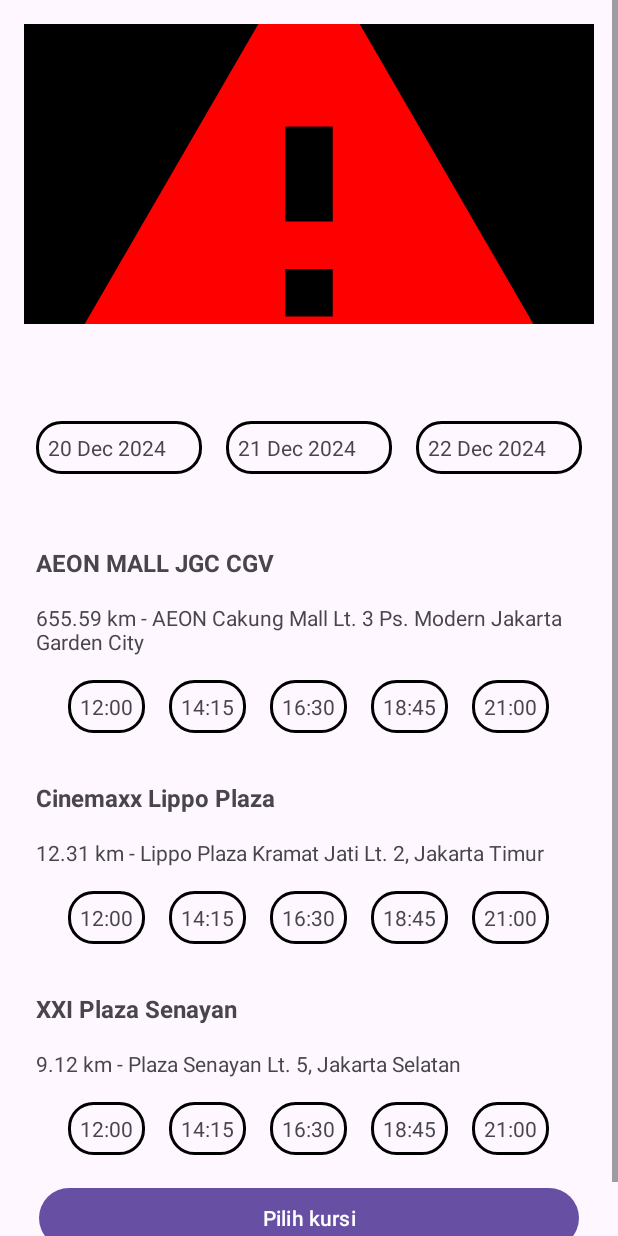
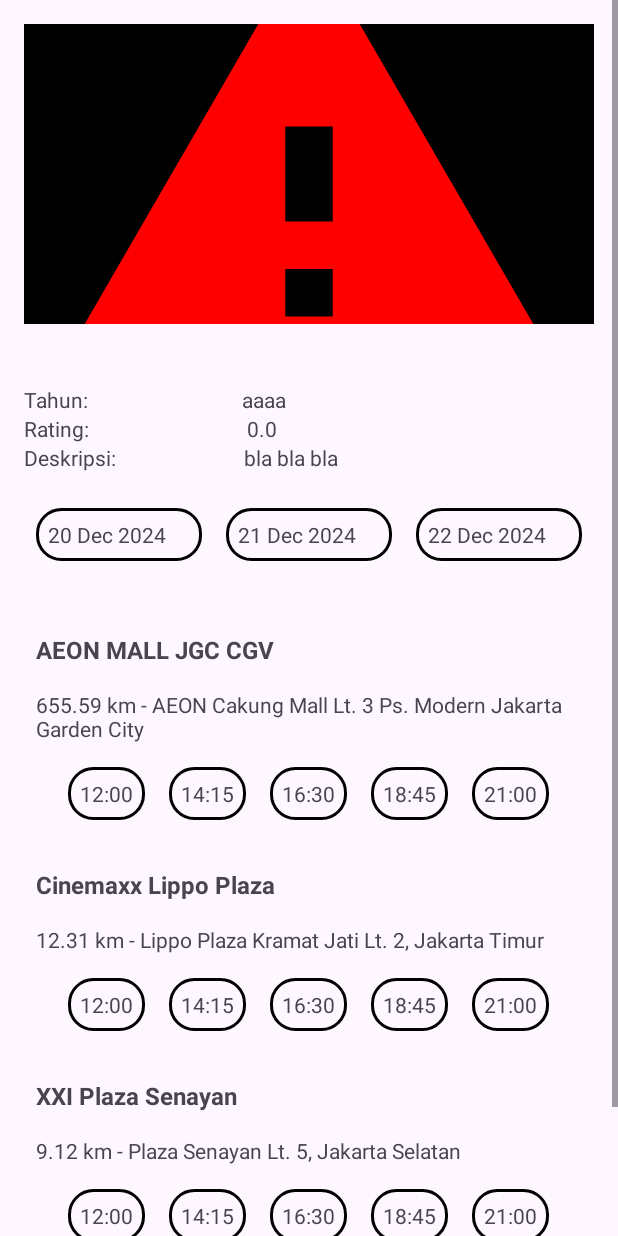
Before and after one commit to kentjanuar/ProjekAkhirPaba, an Android app: the detailFilm screen opened directly, with no data from a screen before it, on a phone screen of 412 x 824 dp. Run offline under Robolectric (Android 15) with nearby library versions, the phone set to English and light mode, and no system bars; 1 statement that could not run was skipped.

```diff
--- a/app/src/main/java/com/implisit/projekakhirpaba/history.kt
+++ b/app/src/main/java/com/implisit/projekakhirpaba/history.kt
@@ -73,12 +73,15 @@ class history : Fragment() {
             .addOnSuccessListener { result ->
                 arTiket.clear()
                 for (document in result) {
+                    val seatNumbers = document.get("seatNumber") as? List<String> ?: emptyList()
+                    val seatNumbersString = seatNumbers.joinToString(", ")
+
                     val ticket = tiket(
                         judul = document.getString("movieTitle") ?: "",
                         tanggal = document.getString("tanggal_Tayang") ?: "",
                         jam = document.getString("selectedTime") ?: "",
                         tempat = document.getString("theaterName") ?: "",
-                        seat = document.getString("seatNumber") ?: "",
+                        seat = seatNumbersString,
                         location = document.getString("theaterAddress") ?: "",
                         genre = document.getString("genre") ?: ""
                     )
--- a/app/src/main/res/layout/activity_detail_film.xml
+++ b/app/src/main/res/layout/activity_detail_film.xml
@@ -28,6 +28,90 @@
             android:textStyle="bold"
             android:gravity="center"
             android:textColor="#000000" />
+
+        <LinearLayout
+            android:layout_width="match_parent"
+            android:layout_height="wrap_content"
+            android:orientation="horizontal"
+            android:weightSum="3"
+
+            >
+
+            <TextView
+                android:layout_width="wrap_content"
+                android:layout_height="wrap_content"
+                android:text="Tahun:"
+                android:layout_weight="1"
+
+                />
+
+            <TextView
+                android:id="@+id/filmTahun"
+                android:layout_width="wrap_content"
+                android:layout_height="wrap_content"
+                android:text="aaaa"
+                android:layout_weight="2"
+                android:gravity="start"
+                />
+
+
+        </LinearLayout>
+
+
+        <LinearLayout
+            android:layout_width="match_parent"
+            android:layout_height="wrap_content"
+            android:orientation="horizontal"
+            android:weightSum="3"
+
+            >
+
+            <TextView
+                android:layout_width="wrap_content"
+                android:layout_height="wrap_content"
+                android:text="Rating:"
+                android:layout_weight="1"
+
+                />
+
+            <TextView
+                android:id="@+id/filmRating"
+                android:layout_width="wrap_content"
+                android:layout_height="wrap_content"
+                android:text="0.0"
+                android:layout_weight="2"
+                android:gravity="start"
+                />
+
+
+        </LinearLayout>
+        <LinearLayout
+            android:layout_width="match_parent"
+            android:layout_height="wrap_content"
+            android:orientation="horizontal"
+            android:weightSum="3"
+            >
+
+            <TextView
+                android:layout_width="wrap_content"
+                android:layout_height="wrap_content"
+                android:text="Deskripsi:"
+                android:layout_weight="1"
+
+                />
+
+            <TextView
+                android:id="@+id/filmDeskripsi"
+                android:layout_width="wrap_content"
+                android:layout_height="wrap_content"
+                android:text="bla bla bla"
+                android:layout_weight="2"
+                android:gravity="start"
+                />
+
+
+        </LinearLayout>
+
 
         <!-- Bagian Tanggal -->
         <LinearLayout
--- a/app/src/main/res/layout/activity_main.xml
+++ b/app/src/main/res/layout/activity_main.xml
@@ -5,7 +5,8 @@
     android:id="@+id/main"
     android:layout_width="match_parent"
     android:layout_height="match_parent"
-    tools:context=".MainActivity">
+    tools:context=".MainActivity"
+    >
 
     <ImageView
         android:id="@+id/navbar"
@@ -31,7 +32,7 @@
         android:layout_width="match_parent"
         android:layout_height="wrap_content"
         app:layout_constraintStart_toStartOf="parent"
-        app:layout_constraintTop_toBottomOf="@id/navbar"/>
+        app:layout_constraintTop_toBottomOf="@id/navbar" />
 
 
     <ImageView
```
Also changed, not shown: app/src/main/java/com/implisit/projekakhirpaba/pilihKursi.kt (+71 -5 lines), app/src/main/java/com/implisit/projekakhirpaba/register.kt (+2 -15 lines).
